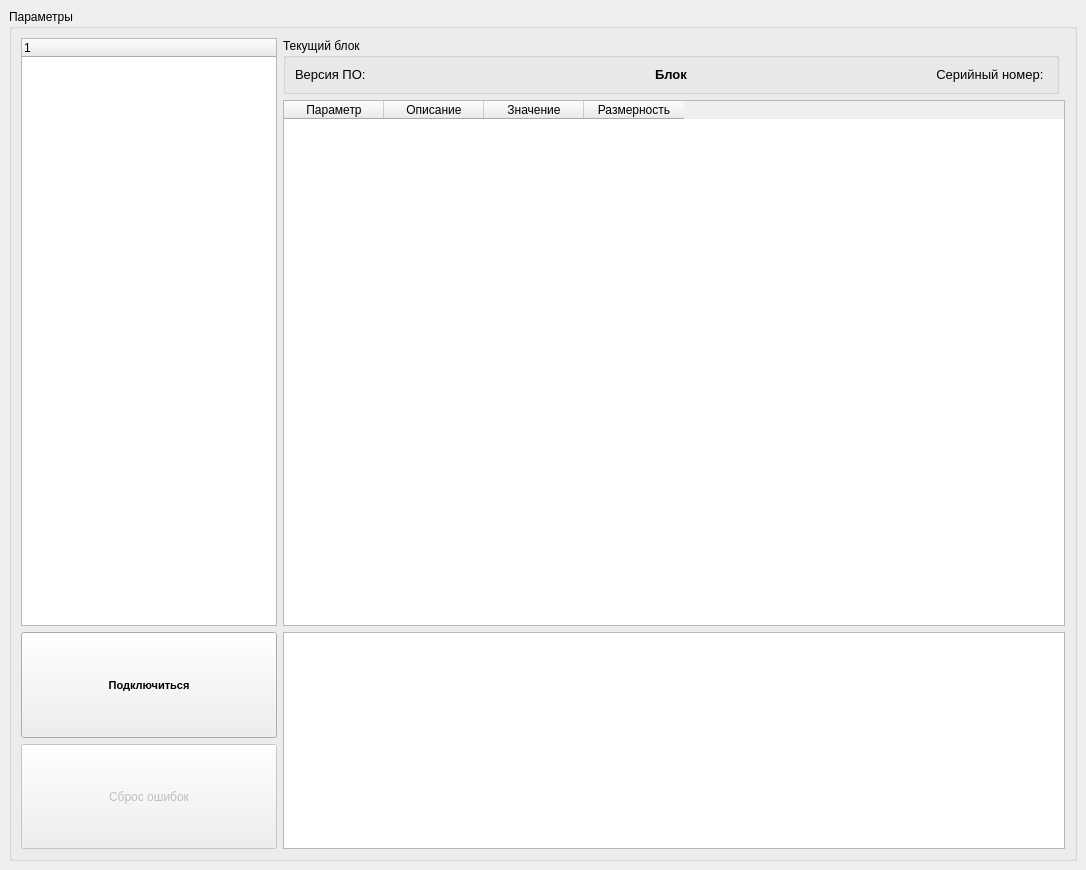
hochu-leto/EVIS, file VMU_monitor_v2.ui: the form before one commit.
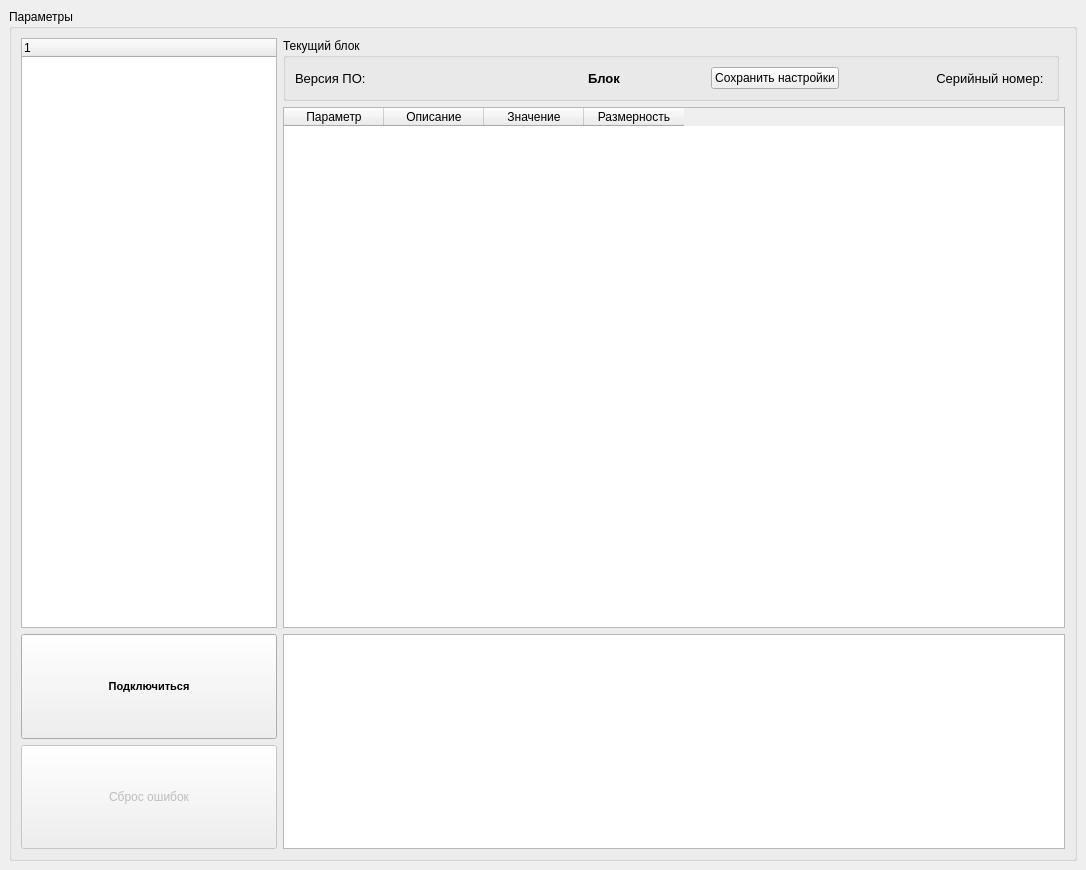
The form after the commit.

The edit to the form file:
```diff
--- a/VMU_monitor_v2.ui
+++ b/VMU_monitor_v2.ui
@@ -95,6 +95,19 @@
             </property>
            </widget>
           </item>
+          <item>
+           <widget class="QPushButton" name="save_to_file_btn">
+            <property name="sizePolicy">
+             <sizepolicy hsizetype="Maximum" vsizetype="Fixed">
+              <horstretch>0</horstretch>
+              <verstretch>0</verstretch>
+             </sizepolicy>
+            </property>
+            <property name="text">
+             <string>Сохранить настройки</string>
+            </property>
+           </widget>
+          </item>
           <item>
            <widget class="QLabel" name="node_s_n_lab">
             <property name="sizePolicy">
```
